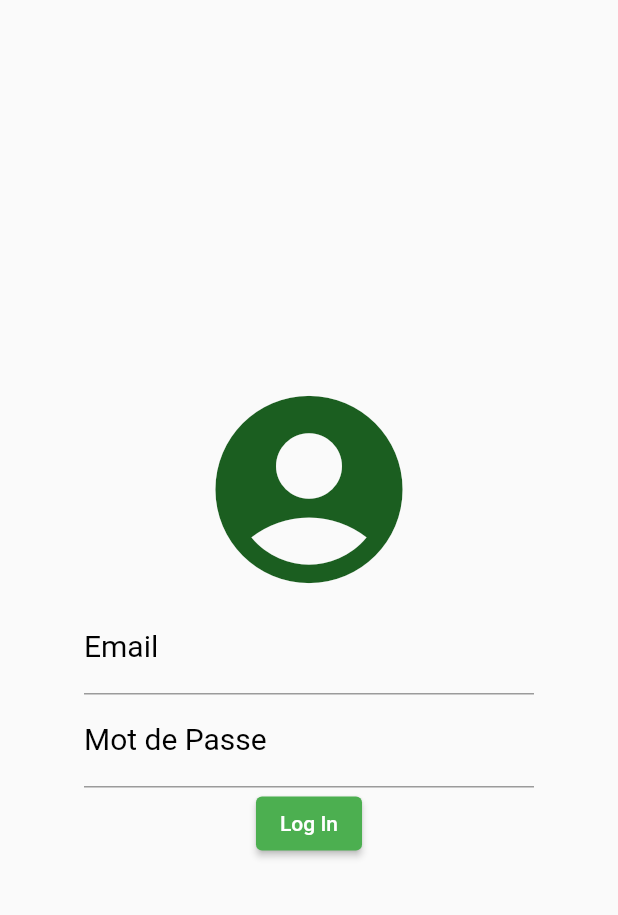
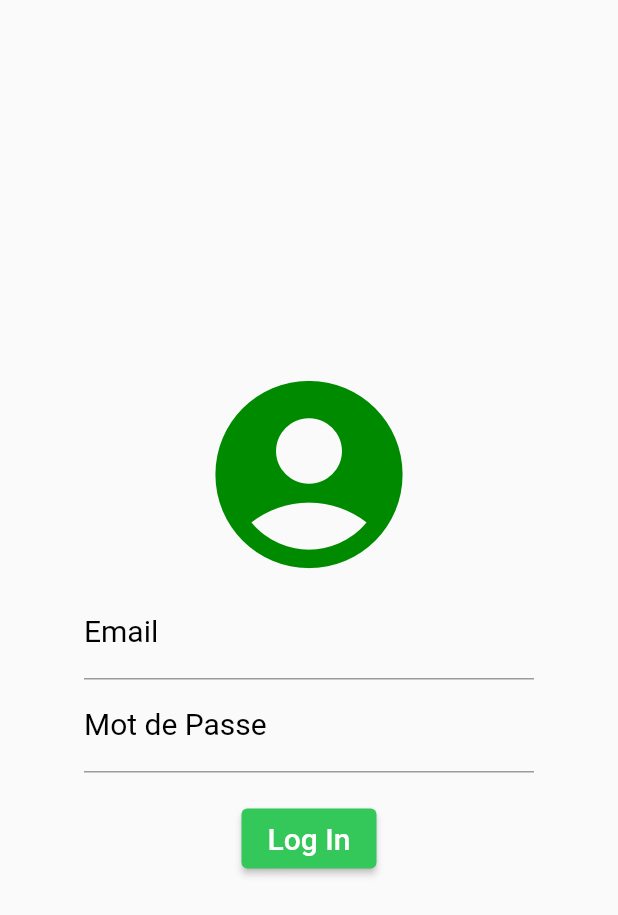
Before and after one commit to ChahineElati/SPA, a Flutter app: the Login widget shown alone on an empty page, opened directly, on a phone screen of 412 x 824 dp. Shown: the top 915 px of the screen. Run offline on Flutter 3.47's test engine with Material 2 defaults, Android fonts, the phone set to English and light mode, and no system bars; missing offline and left inert: odoo.

Commit message:
interfaces(accueil, profil, réservations, liste de centres) non complets + interface login presque complet + authentification d'utilisateur

```diff
--- a/lib/login.dart
+++ /dev/null
@@ -1,50 +0,0 @@
-// ignore_for_file: prefer_const_constructors
-
-import 'package:flutter/material.dart';
-
-class Login extends StatelessWidget {
-  const Login({Key? key}) : super(key: key);
-
-  @override
-  Widget build(BuildContext context) {
-    return Container(
-      child: Form(
-        child: Center(
-          child: Column(
-            mainAxisAlignment: MainAxisAlignment.center,
-            children: [
-              Icon(Icons.account_circle_rounded,
-              size: 150,
-              color: Colors.green.shade900),
-              SizedBox(
-                width: 300,
-                child: TextFormField(
-                  decoration: InputDecoration(
-                    label: Text('Email'),
-                    counterText: '',
-                    labelStyle: TextStyle(color: Colors.black,
-                    fontSize: 20)
-                    ),
-                  maxLength: 20,
-                ),
-              ),
-              SizedBox(
-                width: 300,
-                child: TextFormField(
-                  decoration: InputDecoration(
-                    label: Text('Mot de Passe'),
-                    counterText: '',
-                    labelStyle: TextStyle(color: Colors.black,
-                    fontSize: 20)
-                    ),
-                  maxLength: 20,
-                ),
-              ),
-              ElevatedButton(onPressed: () {}, child: Text('Log In'))
-            ],
-          ),
-        ),
-      ),
-    );
-  }
-}
--- /dev/null
+++ b/lib/models/user.dart
@@ -0,0 +1,6 @@
+class User{
+  String email;
+  String pwd;
+
+  User(this.email, this.pwd);
+}
--- /dev/null
+++ b/lib/pages/login.dart
@@ -0,0 +1,69 @@
+// ignore_for_file: prefer_const_constructors, avoid_print
+
+import 'package:flutter/material.dart';
+import 'package:odoo/odoo.dart';
+import 'package:spa/pages/accueil.dart';
+import 'package:spa/parent.dart';
+
+class Login extends StatelessWidget {
+  const Login({Key? key}) : super(key: key);
+
+  @override
+  Widget build(BuildContext context) {
+    final email = TextEditingController();
+    final pwd = TextEditingController();
+    Odoo odoo = Odoo(Connection(url: Url(Protocol.http, "192.168.0.103", 8069), db: 'SPA'));
+    UserLoggedIn user;
+    return Form(
+      child: Center(
+        child: Column(
+          mainAxisAlignment: MainAxisAlignment.center,
+          children: [
+            Icon(Icons.account_circle_rounded,
+                size: 150, color: Color(0xff008a00)),
+            SizedBox(
+              width: 300,
+              child: TextFormField(
+                controller: email,
+                decoration: InputDecoration(
+                    label: Text('Email'),
+                    counterText: '',
+                    labelStyle: TextStyle(color: Colors.black, fontSize: 20)),
+                maxLength: 40,
+              ),
+            ),
+            SizedBox(
+              width: 300,
+              child: TextFormField(
+                controller: pwd,
+                decoration: InputDecoration(
+                    label: Text('Mot de Passe'),
+                    counterText: '',
+                    labelStyle: TextStyle(color: Colors.black, fontSize: 20)),
+                maxLength: 40,
+              ),
+            ),
+            Container(
+                margin: EdgeInsets.only(top: 20),
+                child: ElevatedButton(
+                  onPressed: () async {
+                    try {
+                      user = await odoo.connect(Credential(email.text, pwd.text));
+                      Navigator.push(context, MaterialPageRoute(builder: (context) => SPA(user: user)));
+                    } on Exception catch (e) {
+                      print(e.toString());
+                    }
+                  },
+                  child: Text(
+                    'Log In',
+                    style: TextStyle(fontSize: 20.0),
+                  ),
+                  style: ElevatedButton.styleFrom(
+                      fixedSize: Size(90, 40), primary: Color(0xFF34c759)),
+                )),
+          ],
+        ),
+      ),
+    );
+  }
+}
--- a/lib/strings.dart
+++ b/lib/strings.dart
@@ -1,2 +1,2 @@
 const String appName = 'SPA';
-const String interfaceAccueil = 'Accueil';
+const pagesNames = <String>['Accueil', 'Centres', 'Mes Réservations', 'Profil'];
```
Also changed, not shown: lib/accueil.dart (deleted, +0 -15 lines), lib/main.dart (+5 -32 lines), lib/pages/accueil.dart (added, +22 -0 lines), lib/pages/liste_centres.dart (added, +10 -0 lines), lib/pages/profil.dart (added, +12 -0 lines), lib/pages/reservations.dart (added, +24 -0 lines), lib/parent.dart (added, +107 -0 lines), 2 other files.
